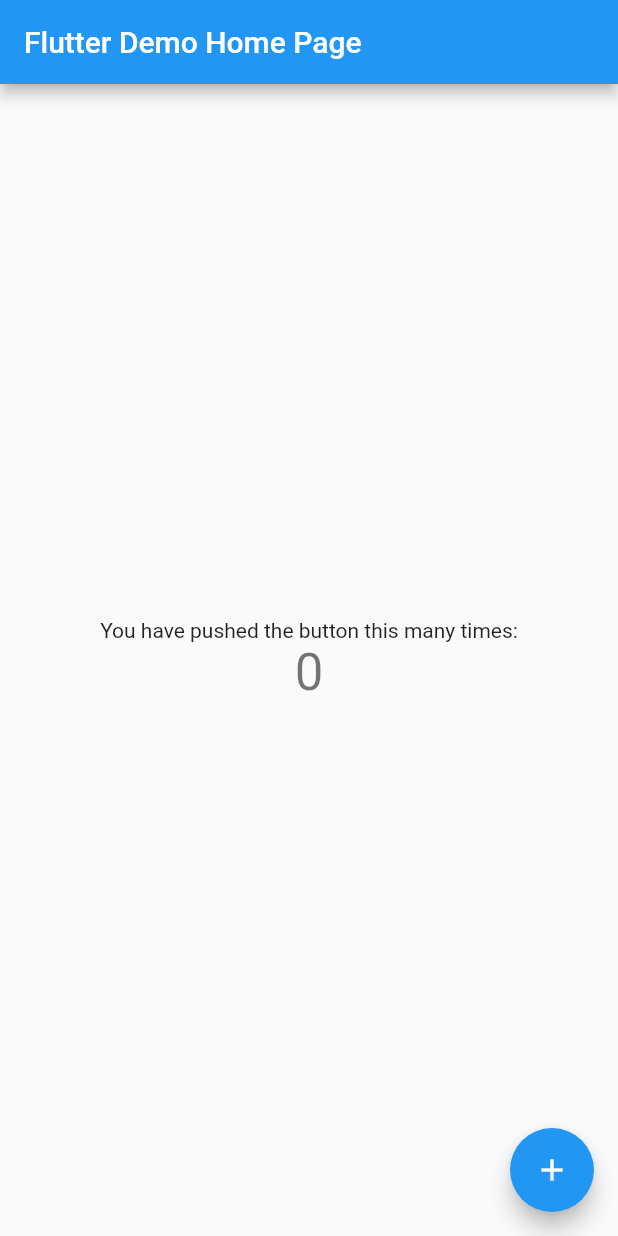
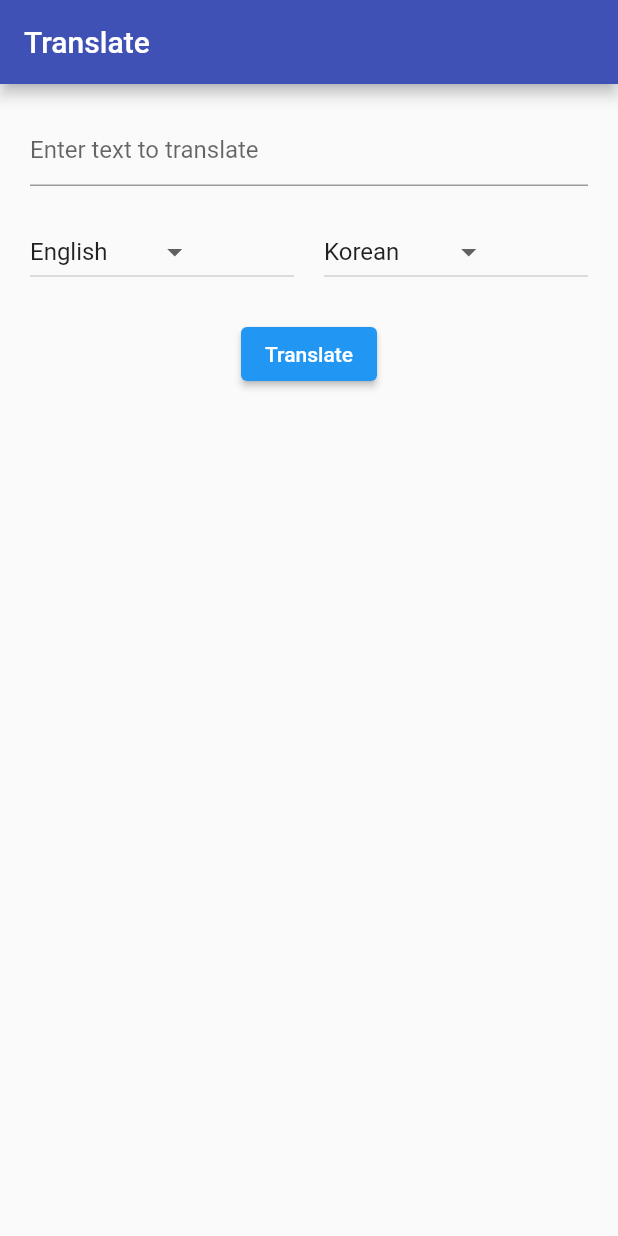
Before and after one commit to kangbba/bluetoothtranslate, a Flutter app: the screen it shows after launch, on a phone screen of 412 x 824 dp. Run offline on Flutter 3.47's test engine with Material 2 defaults, Android fonts, the phone set to English and light mode, and no system bars; missing offline and left inert: google_mlkit_translation.

Commit message:
basic translate functions

```diff
--- /dev/null
+++ b/lib/language_items.dart
@@ -0,0 +1,46 @@
+import 'package:flutter/material.dart';
+import 'package:google_mlkit_translation/google_mlkit_translation.dart';
+
+class LanguageItem {
+  final String? languageCode;
+  final String? menuDisplayStr;
+  final String? arduinoUniqueId;
+  final TranslateLanguage? translateLanguage;
+
+  LanguageItem({this.languageCode, this.menuDisplayStr, this.arduinoUniqueId, this.translateLanguage});
+
+}
+LanguageItem findLanguageItemByLanguageCode(String languageCode) {
+  return languageItems.firstWhere((item) => item.languageCode == languageCode, orElse: () => LanguageItem());
+}
+
+DropdownMenuItem<String> languageDropdownMenuItem(LanguageItem languageItem) {
+  return DropdownMenuItem(
+    value: languageItem.languageCode,
+    child: Text(languageItem.menuDisplayStr!),
+  );
+}
+
+List<LanguageItem> languageItems = [
+  LanguageItem(languageCode: 'en', menuDisplayStr: 'English', arduinoUniqueId: null, translateLanguage: TranslateLanguage.english),
+  LanguageItem(languageCode: 'fr', menuDisplayStr: 'French', arduinoUniqueId: null, translateLanguage: TranslateLanguage.french),
+  LanguageItem(languageCode: 'de', menuDisplayStr: 'German', arduinoUniqueId: null, translateLanguage: TranslateLanguage.german),
+  LanguageItem(languageCode: 'es', menuDisplayStr: 'Spanish', arduinoUniqueId: null, translateLanguage: TranslateLanguage.spanish),
+  LanguageItem(languageCode: 'it', menuDisplayStr: 'Italian', arduinoUniqueId: null, translateLanguage: TranslateLanguage.italian),
+  LanguageItem(languageCode: 'ja', menuDisplayStr: 'Japanese', arduinoUniqueId: null, translateLanguage: TranslateLanguage.japanese),
+  LanguageItem(languageCode: 'ko', menuDisplayStr: 'Korean', arduinoUniqueId: null, translateLanguage: TranslateLanguage.korean),
+  LanguageItem(languageCode: 'ru', menuDisplayStr: 'Russian', arduinoUniqueId: null, translateLanguage: TranslateLanguage.russian),
+  LanguageItem(languageCode: 'zh', menuDisplayStr: 'Chinese', arduinoUniqueId: null, translateLanguage: TranslateLanguage.chinese),
+  LanguageItem(languageCode: 'ar', menuDisplayStr: 'Arabic', arduinoUniqueId: null, translateLanguage: TranslateLanguage.arabic),
+  LanguageItem(languageCode: 'hi', menuDisplayStr: 'Hindi', arduinoUniqueId: null, translateLanguage: TranslateLanguage.hindi),
+  LanguageItem(languageCode: 'sv', menuDisplayStr: 'Swedish', arduinoUniqueId: null, translateLanguage: TranslateLanguage.swedish),
+  LanguageItem(languageCode: 'no', menuDisplayStr: 'Norwegian', arduinoUniqueId: null, translateLanguage: TranslateLanguage.norwegian),
+  LanguageItem(languageCode: 'da', menuDisplayStr: 'Danish', arduinoUniqueId: null, translateLanguage: TranslateLanguage.danish),
+  LanguageItem(languageCode: 'nl', menuDisplayStr: 'Dutch', arduinoUniqueId: null, translateLanguage: TranslateLanguage.dutch),
+  LanguageItem(languageCode: 'fi', menuDisplayStr: 'Finnish', arduinoUniqueId: null, translateLanguage: TranslateLanguage.finnish),
+  LanguageItem(languageCode: 'id', menuDisplayStr: 'Indonesian', arduinoUniqueId: null, translateLanguage: TranslateLanguage.indonesian),
+  LanguageItem(languageCode: 'ms', menuDisplayStr: 'Malay', arduinoUniqueId: null, translateLanguage: TranslateLanguage.malay),
+  LanguageItem(languageCode: 'tr', menuDisplayStr: 'Turkish', arduinoUniqueId: null, translateLanguage: TranslateLanguage.turkish),
+  LanguageItem(languageCode: 'th', menuDisplayStr: 'Thai', arduinoUniqueId: null, translateLanguage: TranslateLanguage.thai),
+  LanguageItem(languageCode: 'vi', menuDisplayStr: 'Vietnamese', arduinoUniqueId: null, translateLanguage: TranslateLanguage.vietnamese),
+];
--- a/lib/main.dart
+++ b/lib/main.dart
@@ -1,115 +1,15 @@
 import 'package:flutter/material.dart';
+import 'main_screen.dart';
 
 void main() {
-  runApp(const MyApp());
+  runApp(MyApp());
 }
 
 class MyApp extends StatelessWidget {
-  const MyApp({super.key});
-
-  // This widget is the root of your application.
   @override
   Widget build(BuildContext context) {
     return MaterialApp(
-      title: 'Flutter Demo',
-      theme: ThemeData(
-        // This is the theme of your application.
-        //
-        // Try running your application with "flutter run". You'll see the
-        // application has a blue toolbar. Then, without quitting the app, try
-        // changing the primarySwatch below to Colors.green and then invoke
-        // "hot reload" (press "r" in the console where you ran "flutter run",
-        // or simply save your changes to "hot reload" in a Flutter IDE).
-        // Notice that the counter didn't reset back to zero; the application
-        // is not restarted.
-        primarySwatch: Colors.blue,
-      ),
-      home: const MyHomePage(title: 'Flutter Demo Home Page'),
+      home: MainScreen(),
     );
   }
 }
-
-class MyHomePage extends StatefulWidget {
-  const MyHomePage({super.key, required this.title});
-
-  // This widget is the home page of your application. It is stateful, meaning
-  // that it has a State object (defined below) that contains fields that affect
-  // how it looks.
-
-  // This class is the configuration for the state. It holds the values (in this
-  // case the title) provided by the parent (in this case the App widget) and
-  // used by the build method of the State. Fields in a Widget subclass are
-  // always marked "final".
-
-  final String title;
-
-  @override
-  State<MyHomePage> createState() => _MyHomePageState();
-}
-
-class _MyHomePageState extends State<MyHomePage> {
-  int _counter = 0;
-
-  void _incrementCounter() {
-    setState(() {
-      // This call to setState tells the Flutter framework that something has
-      // changed in this State, which causes it to rerun the build method below
-      // so that the display can reflect the updated values. If we changed
-      // _counter without calling setState(), then the build method would not be
-      // called again, and so nothing would appear to happen.
-      _counter++;
-    });
-  }
-
-  @override
-  Widget build(BuildContext context) {
-    // This method is rerun every time setState is called, for instance as done
-    // by the _incrementCounter method above.
-    //
-    // The Flutter framework has been optimized to make rerunning build methods
-    // fast, so that you can just rebuild anything that needs updating rather
-    // than having to individually change instances of widgets.
-    return Scaffold(
-      appBar: AppBar(
-        // Here we take the value from the MyHomePage object that was created by
-        // the App.build method, and use it to set our appbar title.
-        title: Text(widget.title),
-      ),
-      body: Center(
-        // Center is a layout widget. It takes a single child and positions it
-        // in the middle of the parent.
-        child: Column(
-          // Column is also a layout widget. It takes a list of children and
-          // arranges them vertically. By default, it sizes itself to fit its
-          // children horizontally, and tries to be as tall as its parent.
-          //
-          // Invoke "debug painting" (press "p" in the console, choose the
-          // "Toggle Debug Paint" action from the Flutter Inspector in Android
-          // Studio, or the "Toggle Debug Paint" command in Visual Studio Code)
-          // to see the wireframe for each widget.
-          //
-          // Column has various properties to control how it sizes itself and
-          // how it positions its children. Here we use mainAxisAlignment to
-          // center the children vertically; the main axis here is the vertical
-          // axis because Columns are vertical (the cross axis would be
-          // horizontal).
-          mainAxisAlignment: MainAxisAlignment.center,
-          children: <Widget>[
-            const Text(
-              'You have pushed the button this many times:',
-            ),
-            Text(
-              '$_counter',
-              style: Theme.of(context).textTheme.headlineMedium,
-            ),
-          ],
-        ),
-      ),
-      floatingActionButton: FloatingActionButton(
-        onPressed: _incrementCounter,
-        tooltip: 'Increment',
-        child: const Icon(Icons.add),
-      ), // This trailing comma makes auto-formatting nicer for build methods.
-    );
-  }
-}
--- /dev/null
+++ b/lib/main_screen.dart
@@ -0,0 +1,115 @@
+import 'package:bluetoothtranslate/apiKey.dart';
+import 'package:flutter/material.dart';
+import 'package:bluetoothtranslate/tranlsate_api.dart';
+import 'package:google_mlkit_translation/google_mlkit_translation.dart';
+import 'language_items.dart';
+
+class MainScreen extends StatefulWidget {
+  @override
+  _MainScreenState createState() => _MainScreenState();
+}
+
+class _MainScreenState extends State<MainScreen> {
+
+  final TextEditingController _textController = TextEditingController();
+
+  String _translatedText = '';
+
+  LanguageItem? currentSourceLanguageItem = findLanguageItemByLanguageCode('en');
+  LanguageItem? currentTargetLanguageItem= findLanguageItemByLanguageCode('ko');
+
+  late String _selectedSourceLanguageCode = currentSourceLanguageItem!.languageCode!;
+  late String _selectedTargetLanguageCode = currentTargetLanguageItem!.languageCode!;
+
+  final List<DropdownMenuItem<String>> _languageMenuItems = [];
+
+  @override
+  void initState() {
+    super.initState();
+
+    for (var languageItem in languageItems) {
+      _languageMenuItems.add(languageDropdownMenuItem(languageItem));
+    }
+  }
+  @override
+  void dispose() {
+    // TODO: implement dispose
+    _textController.dispose();
+    super.dispose();
+  }
+
+  @override
+  Widget build(BuildContext context) {
+    return Scaffold(
+      appBar: AppBar(
+        title: Text('Translate'),
+        backgroundColor: Colors.indigo,
+      ),
+      body: Container(
+        padding: EdgeInsets.all(20.0),
+        child: Column(
+          children: <Widget>[
+            TextField(
+              controller: _textController,
+              decoration: InputDecoration(hintText: 'Enter text to translate'),
+            ),
+            SizedBox(
+              height: 20.0,
+            ),
+            Row(
+              children: <Widget>[
+                Expanded(
+                  child: DropdownButton(
+                    items: _languageMenuItems,
+                    value: currentSourceLanguageItem!.languageCode,
+                    onChanged: (value) {
+                      setState(() {
+                        _selectedSourceLanguageCode = value!;
+                        currentSourceLanguageItem = findLanguageItemByLanguageCode(value!);
+                      });
+                    },
+                  ),
+                ),
+                SizedBox(
+                  width: 20.0,
+                ),
+                Expanded(
+                  child: DropdownButton(
+                    items: _languageMenuItems,
+                    value: currentTargetLanguageItem!.languageCode,
+                    onChanged: (value) {
+                      setState(() {
+                        _selectedTargetLanguageCode =  value!;
+                        currentTargetLanguageItem = findLanguageItemByLanguageCode(value!);
+                      });
+                    },
+                  ),
+                ),
+              ],
+            ),
+            SizedBox(
+              height: 20.0,
+            ),
+            ElevatedButton(
+              child: Text('Translate'),
+              onPressed: () async {
+                String textToTranslate = _textController.text;
+                final translateApi = TranslateApi(
+                    sourceTranslateLanguage: currentSourceLanguageItem!.translateLanguage!,
+                    targetTranslateLanguage: currentTargetLanguageItem!.translateLanguage!
+                );
+                final translatedText = await translateApi.translate(textToTranslate);
+                print(translatedText);
+                setState(() {
+                  _translatedText = translatedText;
+                });
+              },
+            ),
+            Text(_translatedText),
+          ],
+        ),
+      ),
+    );
+  }
+
+}
--- /dev/null
+++ b/lib/tranlsate_api.dart
@@ -0,0 +1,20 @@
+import 'package:google_mlkit_translation/google_mlkit_translation.dart';
+
+class TranslateApi {
+  final TranslateLanguage sourceTranslateLanguage;
+  final TranslateLanguage targetTranslateLanguage;
+
+  final OnDeviceTranslator _onDeviceTranslator;
+
+  TranslateApi({required this.sourceTranslateLanguage, required this.targetTranslateLanguage})
+      : _onDeviceTranslator = OnDeviceTranslator(sourceLanguage: sourceTranslateLanguage, targetLanguage: targetTranslateLanguage);
+
+  Future<String> translate(String textToTranslate) async {
+    final result = await _onDeviceTranslator.translateText(textToTranslate);
+    if (result.isNotEmpty) {
+      return result;
+    } else {
+      return 'Failed to translate text';
+    }
+  }
+}
--- a/pubspec.yaml
+++ b/pubspec.yaml
@@ -28,6 +28,7 @@ environment:
 # the latest version available on pub.dev. To see which dependencies have newer
 # versions available, run `flutter pub outdated`.
 dependencies:
+  google_mlkit_translation: ^0.5.0
   flutter:
     sdk: flutter
 
@@ -35,6 +36,7 @@ dependencies:
   # The following adds the Cupertino Icons font to your application.
   # Use with the CupertinoIcons class for iOS style icons.
   cupertino_icons: ^1.0.2
+
 
 dev_dependencies:
   flutter_test:
```
Also changed, not shown: lib/apiKey.dart (added), 9 other files.
